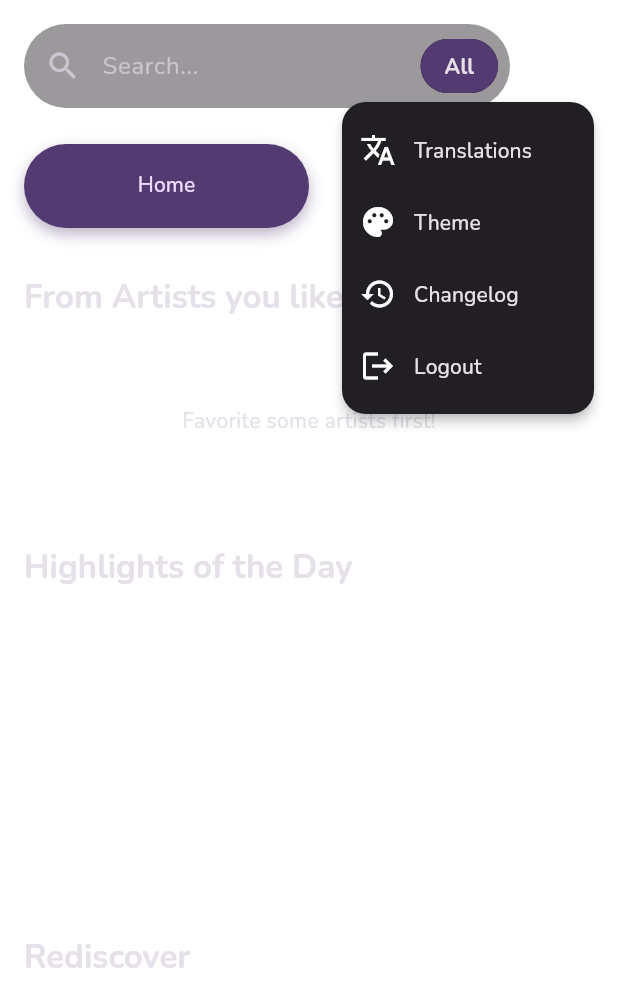
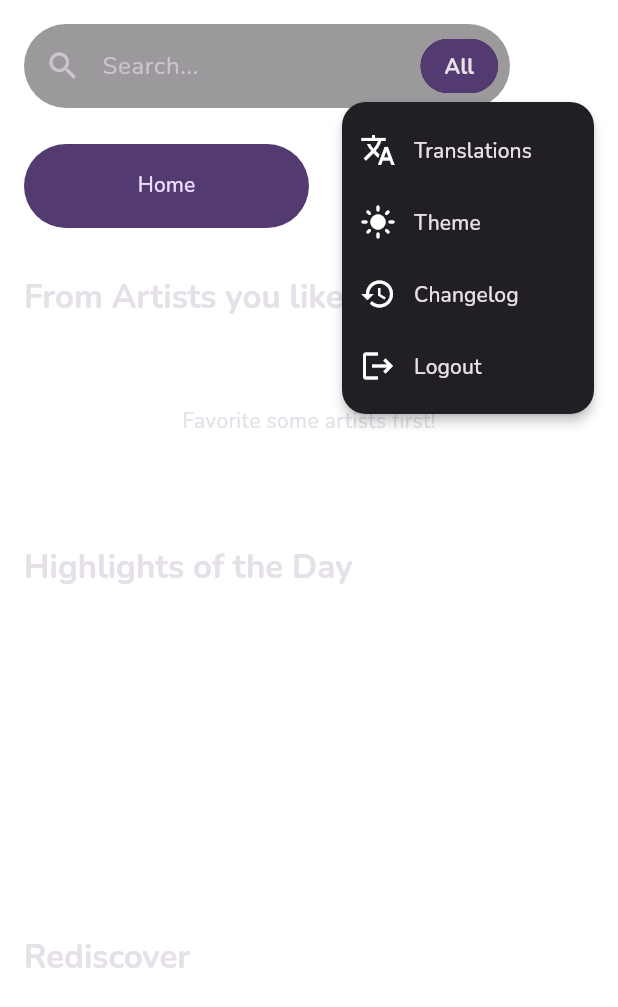
Before and after one commit to Eleyon17/M3Player, a Flutter app: the DiscoverPanel widget shown alone on an empty page, opened directly, after a tap on the "settings" icon, on a phone screen of 412 x 824 dp. Shown: the top 1007 px of the screen. Run offline on Flutter 3.47's test engine with Material 3 defaults, Android fonts, the phone set to English and light mode, and no system bars; our stand-ins replace audio_service, cached_network_image, flutter_riverpod, google_fonts, implicitly_animated_reorderable_list_2, just_audio and 3 more; missing offline and left inert: just_audio_media_kit; accounts and stored records are empty; network calls fail.

Commit message:
Apply latest UI animations and persistent theme preferences

```diff
--- a/lib/api/navidrome_client.dart
+++ b/lib/api/navidrome_client.dart
@@ -263,6 +263,9 @@ class NavidromeClient {
   Future<List<Song>> getTopSongsFromFavoriteArtists() async {
     try {
       final starredSongs = await getStarred();
+      final int seedVal = (DateTime.now().millisecondsSinceEpoch ~/ (3 * 60 * 60 * 1000)) + starredSongs.length;
+      final random = Random(seedVal);
+
       final Set<String> artistNames = starredSongs.map((s) => s.artist ?? '').where((s) => s.isNotEmpty).toSet();
 
       List<String> artists = artistNames.toList();
@@ -271,7 +274,7 @@ class NavidromeClient {
          final randSongs = await getRandomSongs(size: 20);
          artists = randSongs.map((s) => s.artist ?? '').where((s) => s.isNotEmpty).toSet().toList();
       }
-      artists.shuffle();
+      artists.shuffle(random);
       artists = artists.take(5).toList();
 
       List<Song> songs = [];
@@ -279,7 +282,7 @@ class NavidromeClient {
         final top = await getTopSongs(artist, count: 5);
         songs.addAll(top);
       }
-      songs.shuffle();
+      songs.shuffle(random);
       return songs;
     } catch (e) {
       return [];
--- a/lib/providers/audio_provider.dart
+++ b/lib/providers/audio_provider.dart
@@ -117,9 +117,10 @@ class QueueNotifier extends Notifier<QueueState> {
         itemsToPlay.add(song);
       }
 
-      await audioHandler.replaceQueue(itemsToPlay);
-      await audioHandler.skipToQueueItem(initialIndex);
       audioHandler.play();
+      audioHandler.replaceQueue(itemsToPlay, initialIndex: initialIndex).catchError((e) {
+        print("Error in replaceQueue: $e");
+      });
       _api.scrobble(song.id, submission: false); // Report now playing
     } catch (e) {
       print("Error playing song: $e");
--- a/lib/ui/discover_panel.dart
+++ b/lib/ui/discover_panel.dart
@@ -39,6 +39,7 @@ class _DiscoverPanelState extends ConsumerState<DiscoverPanel> {
   Timer? _debounce;
   bool _hasUpdate = false;
   final String CURRENT_APP_VERSION = 'v3.3.6';
+  String? _latestVersionTag;
 
   @override
   void initState() {
@@ -51,18 +52,37 @@ class _DiscoverPanelState extends ConsumerState<DiscoverPanel> {
       final res = await http.get(Uri.parse('https://api.github.com/repos/Eleyon17/M3Player/releases/latest'));
       if (res.statusCode == 200) {
         final data = jsonDecode(res.body);
-        if (data['tag_name'] != null && data['tag_name'] != CURRENT_APP_VERSION) {
-          if (mounted) setState(() => _hasUpdate = true);
+        final latestVersion = data['tag_name'];
+        if (latestVersion != null) {
+          final prefs = await SharedPreferences.getInstance();
+          final lastReadVersion = prefs.getString('last_read_version');
+          if (latestVersion != CURRENT_APP_VERSION || lastReadVersion != latestVersion) {
+            if (mounted) {
+              setState(() {
+                _hasUpdate = true;
+                _latestVersionTag = latestVersion;
+              });
+            }
+          }
         }
       }
     } catch (_) {}
   }
 
   Future<void> _fetchChangelog() async {
+    if (_latestVersionTag != null) {
+      final prefs = await SharedPreferences.getInstance();
+      await prefs.setString('last_read_version', _latestVersionTag!);
+      setState(() => _hasUpdate = false);
+    }
+
     showDialog(
       context: context,
-      barrierDismissible: false,
-      builder: (ctx) => const Center(child: CircularProgressIndicator()),
+      barrierColor: Colors.black54,
+      builder: (context) => BackdropFilter(
+        filter: ImageFilter.blur(sigmaX: 10, sigmaY: 10),
+        child: const Center(child: CircularProgressIndicator()),
+      ),
     );
     try {
       final res = await http.get(Uri.parse('https://api.github.com/repos/Eleyon17/M3Player/releases/latest'));
@@ -75,16 +95,22 @@ class _DiscoverPanelState extends ConsumerState<DiscoverPanel> {
           setState(() => _hasUpdate = false);
         }
 
+        if (mounted) {
           showDialog(
             context: context,
-          builder: (ctx) => AlertDialog(
+            barrierColor: Colors.black54,
+            builder: (context) => BackdropFilter(
+              filter: ImageFilter.blur(sigmaX: 10, sigmaY: 10),
+              child: AlertDialog(
                 title: const Text('Changelog'),
                 content: SingleChildScrollView(child: Text(body)),
                 actions: [
-              TextButton(onPressed: () => Navigator.pop(ctx), child: const Text('Close'))
+                  TextButton(onPressed: () => Navigator.pop(context), child: const Text('Close'))
                 ],
               ),
+            ),
           );
+        }
       } else {
         throw Exception();
       }
@@ -97,7 +123,10 @@ class _DiscoverPanelState extends ConsumerState<DiscoverPanel> {
   void _promptLogout() {
     showDialog(
       context: context,
-      builder: (ctx) => AlertDialog(
+      barrierColor: Colors.black54,
+      builder: (ctx) => BackdropFilter(
+        filter: ImageFilter.blur(sigmaX: 10, sigmaY: 10),
+        child: AlertDialog(
           title: const Text('Log Out'),
           content: const Text('Are you sure you want to log out of M3Player?'),
           actions: [
@@ -115,6 +144,7 @@ class _DiscoverPanelState extends ConsumerState<DiscoverPanel> {
             ),
           ],
         ),
+      ),
     );
   }
 
@@ -128,6 +158,7 @@ class _DiscoverPanelState extends ConsumerState<DiscoverPanel> {
   void _showTranslationsDialog(BuildContext context, WidgetRef ref) {
     showDialog(
       context: context,
+      barrierColor: Colors.black54,
       builder: (ctx) => BackdropFilter(
         filter: ImageFilter.blur(sigmaX: 10, sigmaY: 10),
         child: AlertDialog(
@@ -274,13 +305,21 @@ class _DiscoverPanelState extends ConsumerState<DiscoverPanel> {
                     value: 'translations',
                     child: Row(children: [Icon(Icons.translate), SizedBox(width: 12), Text('Translations')]),
                   ),
-                  const PopupMenuItem<String>(
+                  PopupMenuItem<String>(
                     value: 'theme',
-                    child: Row(children: [Icon(Icons.palette), SizedBox(width: 12), Text('Theme')]),
+                    child: Row(children: [
+                      Icon(ref.watch(themeProvider.notifier).isDarkMode ? Icons.light_mode : Icons.dark_mode),
+                      const SizedBox(width: 12),
+                      const Text('Theme')
+                    ]),
                   ),
-                  const PopupMenuItem<String>(
+                  PopupMenuItem<String>(
                     value: 'changelog',
-                    child: Row(children: [Icon(Icons.history), SizedBox(width: 12), Text('Changelog')]),
+                    child: Row(children: [
+                      Badge(isLabelVisible: _hasUpdate, child: const Icon(Icons.history)),
+                      const SizedBox(width: 12),
+                      const Text('Changelog')
+                    ]),
                   ),
                   const PopupMenuItem<String>(
                     value: 'logout',
@@ -309,13 +348,6 @@ class _DiscoverPanelState extends ConsumerState<DiscoverPanel> {
                   indicator: BoxDecoration(
                     color: Theme.of(context).colorScheme.primaryContainer,
                     borderRadius: BorderRadius.circular(30),
-                    boxShadow: [
-                      BoxShadow(
-                        color: Theme.of(context).colorScheme.primaryContainer.withValues(alpha: 0.4),
-                        blurRadius: 8,
-                        offset: const Offset(0, 4),
-                      ),
-                    ],
                   ),
                   indicatorSize: TabBarIndicatorSize.tab,
                   dividerColor: Colors.transparent,
@@ -437,11 +469,24 @@ class _SearchResultsTab extends ConsumerWidget {
 }
 
 
-class _HomeTab extends ConsumerWidget {
+class _HomeTab extends ConsumerStatefulWidget {
   const _HomeTab();
 
   @override
-  Widget build(BuildContext context, WidgetRef ref) {
+  ConsumerState<_HomeTab> createState() => _HomeTabState();
+}
+
+class _HomeTabState extends ConsumerState<_HomeTab> {
+  late Future<List<Song>> _rediscoverFuture;
+
+  @override
+  void initState() {
+    super.initState();
+    _rediscoverFuture = ref.read(navidromeClientProvider).getRediscoverSongs(count: 30);
+  }
+
+  @override
+  Widget build(BuildContext context) {
     final searchQuery = ref.watch(discoverSearchQueryProvider);
     if (searchQuery.isNotEmpty) {
       return _SearchResultsTab(query: searchQuery);
@@ -472,7 +517,7 @@ class _HomeTab extends ConsumerWidget {
                   itemCount: songs.length,
                   itemBuilder: (context, index) => SizedBox(
                     width: 320,
-                    child: SongTile(song: songs[index]),
+                    child: SongTile(song: songs[index], showActions: false),
                   ),
                 );
               },
@@ -520,7 +565,7 @@ class _HomeTab extends ConsumerWidget {
           ),
         ),
         FutureBuilder<List<Song>>(
-          future: api.getRediscoverSongs(count: 30),
+          future: _rediscoverFuture,
           builder: (context, snapshot) {
             if (!snapshot.hasData) {
               return const SliverToBoxAdapter(child: Center(child: CircularProgressIndicator()));
@@ -654,7 +699,8 @@ class _SongsTab extends ConsumerWidget {
 
 class SongTile extends ConsumerWidget {
   final Song song;
-  const SongTile({Key? key, required this.song}) : super(key: key);
+  final bool showActions;
+  const SongTile({Key? key, required this.song, this.showActions = true}) : super(key: key);
 
   @override
   Widget build(BuildContext context, WidgetRef ref) {
@@ -703,6 +749,7 @@ class SongTile extends ConsumerWidget {
             Row(
               mainAxisSize: MainAxisSize.min,
               children: [
+                if (showActions) ...[
                   IconButton(
                     icon: const Icon(Icons.playlist_play, size: 28),
                     onPressed: () {
@@ -718,6 +765,7 @@ class SongTile extends ConsumerWidget {
                     },
                     tooltip: "Add to Queue",
                   ),
+                ],
               ],
             ),
           ],
```
Also changed, not shown: lib/providers/audio_handler.dart (+10 -6 lines), lib/theme/theme_provider.dart (+5 -42 lines), lib/ui/queue_panel.dart (+24 -6 lines). Lines whose indentation alone changed are shown as unchanged.
